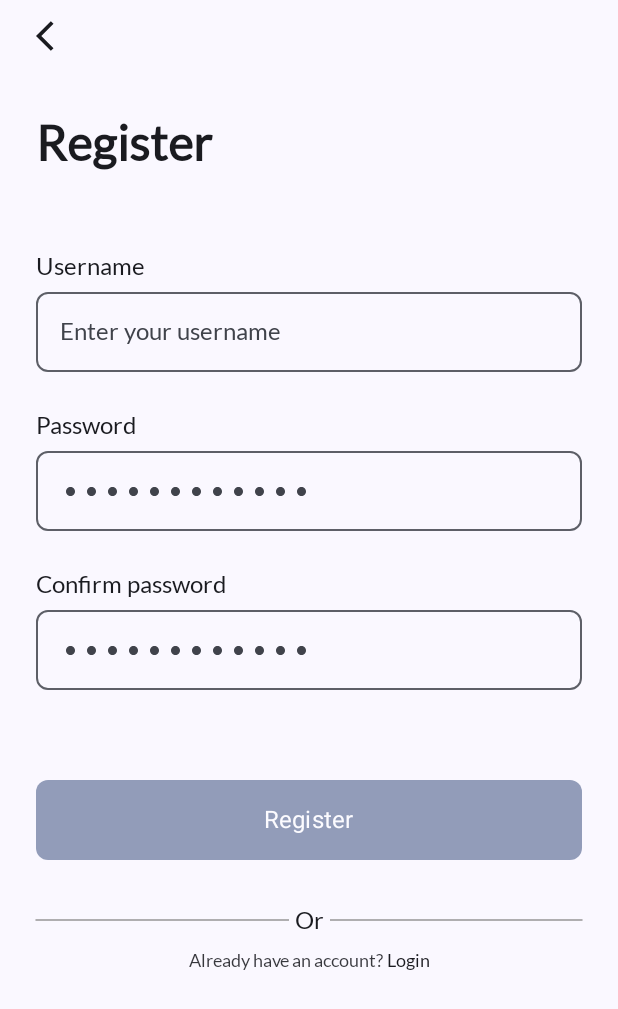
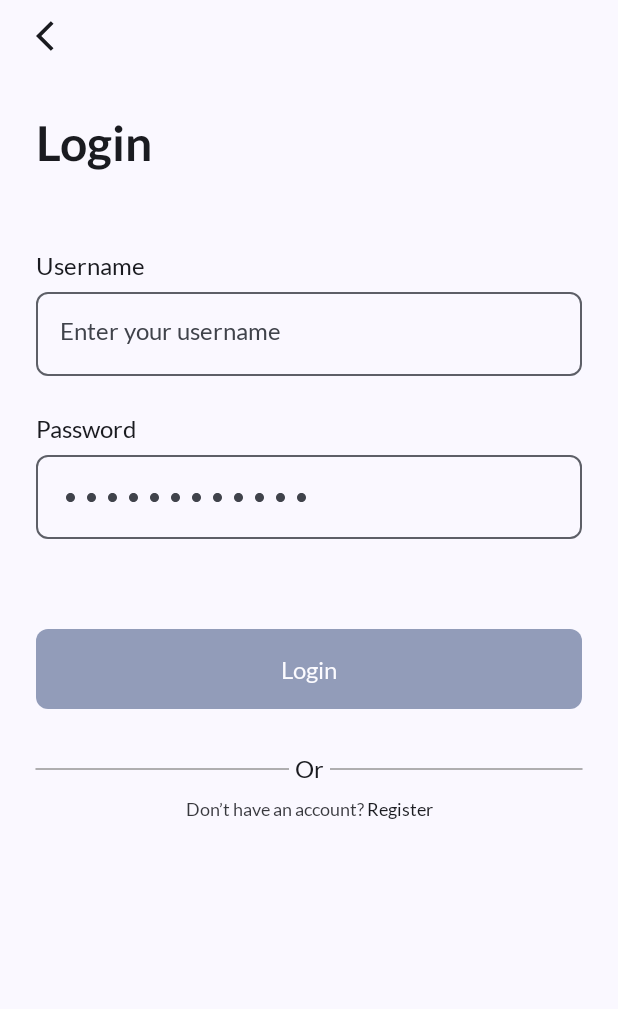
Before and after one commit to Android-Geeks/task-tracker, an Android app built with Jetpack Compose: the LoginScreen screen opened through its navigation route, on a phone screen of 412 x 824 dp. Shown: the top 1009 px of the screen. Run offline under Robolectric (Android 15) with nearby library versions, the phone set to English and light mode, and no system bars; our stand-ins replace Dagger/Hilt's generated code.

Commit message:
edit viewModel and uiState

```diff
--- a/app/src/main/java/com/example/tasktracker/ui/navigate/ToDoNav.kt
+++ b/app/src/main/java/com/example/tasktracker/ui/navigate/ToDoNav.kt
@@ -7,8 +7,8 @@ import androidx.compose.ui.Modifier
 import androidx.navigation.compose.NavHost
 import androidx.navigation.compose.composable
 import androidx.navigation.compose.rememberNavController
-import com.example.tasktracker.ui.screens.LoginScreen
-import com.example.tasktracker.ui.screens.RegisterScreen
+import com.example.tasktracker.ui.screens.login.LoginScreen
+import com.example.tasktracker.ui.screens.register.RegisterScreen
 import com.example.tasktracker.ui.screens.StartScreen
 import com.example.tasktracker.ui.screens.onboarding.OnBoardingScreen
 
--- a/app/src/main/java/com/example/tasktracker/ui/screens/RegisterScreen.kt
+++ b/app/src/main/java/com/example/tasktracker/ui/screens/login/LoginScreen.kt
@@ -1,21 +1,23 @@
-package com.example.tasktracker.ui.screens
+package com.example.tasktracker.ui.screens.login
 
+import androidx.compose.foundation.Canvas
 import androidx.compose.foundation.background
 import androidx.compose.foundation.clickable
 import androidx.compose.foundation.layout.Arrangement
 import androidx.compose.foundation.layout.Box
 import androidx.compose.foundation.layout.Column
 import androidx.compose.foundation.layout.Row
-import androidx.compose.foundation.layout.fillMaxHeight
 import androidx.compose.foundation.layout.fillMaxSize
 import androidx.compose.foundation.layout.fillMaxWidth
 import androidx.compose.foundation.layout.height
 import androidx.compose.foundation.layout.padding
+import androidx.compose.foundation.layout.size
 import androidx.compose.foundation.text.KeyboardActions
 import androidx.compose.foundation.text.KeyboardOptions
 import androidx.compose.material3.Button
 import androidx.compose.material3.ButtonDefaults
 import androidx.compose.material3.Icon
+import androidx.compose.material3.IconButton
 import androidx.compose.material3.MaterialTheme
 import androidx.compose.material3.OutlinedTextField
 import androidx.compose.material3.Text
@@ -25,10 +27,11 @@ import androidx.compose.runtime.getValue
 import androidx.compose.ui.Alignment
 import androidx.compose.ui.Modifier
 import androidx.compose.ui.draw.alpha
-import androidx.compose.ui.focus.FocusManager
+import androidx.compose.ui.geometry.Offset
+import androidx.compose.ui.graphics.Color
+import androidx.compose.ui.graphics.StrokeCap
 import androidx.compose.ui.platform.LocalFocusManager
 import androidx.compose.ui.res.painterResource
-import androidx.compose.ui.text.font.FontWeight
 import androidx.compose.ui.text.input.ImeAction
 import androidx.compose.ui.text.input.KeyboardType
 import androidx.compose.ui.text.input.PasswordVisualTransformation
@@ -38,43 +41,38 @@ import androidx.compose.ui.unit.dp
 import androidx.compose.ui.unit.sp
 import androidx.lifecycle.viewmodel.compose.viewModel
 import com.example.tasktracker.R
-import com.example.tasktracker.TodoViewModel
 
 @Composable
-fun RegisterScreen(
-    todoViewModel: TodoViewModel = viewModel(),
-    onLoginClicked: () -> Unit,
+fun LoginScreen(
+    loginViewModel: LoginViewModel = viewModel(),
+    onRegisterClicked: () -> Unit,
     onBackClick: () -> Unit
 ) {
+    val loginUiState by loginViewModel.loginUiState.collectAsState()
 
-    val todoUiState by todoViewModel.todoUiState.collectAsState()
-
-    RegisterLayout(
-        userName = todoUiState.userName,
-        password = todoUiState.password,
-        confirmedPassword = todoUiState.confirmedPassword,
-        registerButtonSwitch = todoUiState.registerButtonSwitch,
-        onRegisterClicked = { todoViewModel.onLoginClicked() },
-        onPasswordChange = { todoViewModel.onPasswordChange(it) },
-        onUserChange = { todoViewModel.onUsernameChange(it) },
-        onConfirmPassChange = { todoViewModel.onConfirmPassChange(it) },
-        onBackClick = onBackClick,
-        onLoginClicked = onLoginClicked
+    LoginLayout(
+        userName = loginUiState.userName,
+        password = loginUiState.password,
+        loginSwitch = loginUiState.loginSwitch,
+        onUserChange = { loginViewModel.onUsernameChange(it) },
+        onPasswordChange = { loginViewModel.onPasswordChange(it) },
+        onLoginClicked = { loginViewModel.onLoginClicked() },
+        onRegisterClicked = onRegisterClicked,
+        onBackClick = onBackClick
     )
 }
 
 @Composable
-fun RegisterLayout(
+fun LoginLayout(
     userName: String,
     password: String,
-    confirmedPassword: String,
-    registerButtonSwitch: Boolean,
-    onRegisterClicked: () -> Unit,
+    loginSwitch: Boolean,
+    onLoginClicked: () -> Unit,
     onPasswordChange: (String) -> Unit,
     onUserChange: (String) -> Unit,
-    onConfirmPassChange: (String) -> Unit,
-    onBackClick: () -> Unit,
-    onLoginClicked: () -> Unit
+    onRegisterClicked: () -> Unit,
+    onBackClick: () -> Unit
+
 ) {
     val focusManager = LocalFocusManager.current
 
@@ -85,37 +83,40 @@ fun RegisterLayout(
         verticalArrangement = Arrangement.Top,
         horizontalAlignment = Alignment.Start
     ) {
-
-        Icon(
-            painter = painterResource(id = R.drawable.baseline_arrow_back_ios_24),
+        IconButton(
+            onClick =  onBackClick,
             modifier = Modifier
                 .padding(top = 12.dp, bottom = 40.dp)
-                .clickable(onClick = onBackClick),
-            contentDescription = "arrow back"
-        )
+                .size(24.dp)
+        ){
+            Icon(
+                painter = painterResource(id = R.drawable.baseline_arrow_back_ios_24),
+                modifier = Modifier.fillMaxSize(),
+                contentDescription = "arrow back"
+            )
+        }
         Text(
-            text = "Register",
-            fontSize = 32.sp,
-            fontWeight = FontWeight.Bold
+            text = "Login",
+            style = MaterialTheme.typography.displayMedium
         )
         Text(
             modifier = Modifier.padding(top = 53.dp, bottom = 8.dp),
             text = "Username",
-            fontSize = 16.sp
+            style = MaterialTheme.typography.bodySmall
         )
         OutlinedTextField(
             value = userName,
             onValueChange = onUserChange,
             modifier = Modifier
                 .fillMaxWidth()
-                .height(53.dp),
+                .height(56.dp),
             singleLine = true,
             shape = MaterialTheme.shapes.small,
             placeholder = {
                 Text(
-                    modifier = Modifier.fillMaxHeight(),
+                    modifier = Modifier.fillMaxSize(),
                     text = "Enter your username",
-                    fontSize = 16.sp
+                    style = MaterialTheme.typography.bodySmall
                 )
             },
             keyboardOptions = KeyboardOptions.Default.copy(
@@ -127,47 +128,59 @@ fun RegisterLayout(
                 }
             )
         )
-// ----------------------------------------Password----------------------------------------------
         Text(
             modifier = Modifier.padding(top = 25.dp, bottom = 8.dp),
             text = "Password",
-            fontSize = 16.sp
+            style = MaterialTheme.typography.bodySmall
         )
-        PasswordTemplate(
+        OutlinedTextField(
             value = password,
             onValueChange = onPasswordChange,
-            focusManager = focusManager
+            modifier = Modifier
+                .fillMaxWidth()
+                .height(56.dp),
+            singleLine = true,
+            shape = MaterialTheme.shapes.small,
+            placeholder = {
+                Row {
+                    repeat(12) {
+                        Icon(
+                            painter = painterResource(id = R.drawable.dot),
+                            contentDescription = null,
+                            Modifier.padding(4.dp),
+                        )
+                    }
+                }
+            },
+            visualTransformation = PasswordVisualTransformation(),
+
+            keyboardOptions = KeyboardOptions.Default.copy(
+                imeAction = ImeAction.Done,
+                keyboardType = KeyboardType.Password
+            ),
+            keyboardActions = KeyboardActions(
+                onDone = {
+                    focusManager.clearFocus()
+                }
+            )
         )
-//-------------------------------------Confirm password------------------------------------------
-        Text(
-            modifier = Modifier.padding(top = 25.dp, bottom = 8.dp),
-            text = "Confirm password",
-            fontSize = 16.sp
-        )
-        PasswordTemplate(
-            value = confirmedPassword,
-            onValueChange = onConfirmPassChange,
-            focusManager = focusManager
-        )
-//----------------------------------------Register Button---------------------------------------------
         Button(
-            onClick = onRegisterClicked,
+            onClick = onLoginClicked,
             shape = MaterialTheme.shapes.small,
             modifier = Modifier
                 .padding(top = 60.dp, bottom = 30.dp)
                 .fillMaxWidth()
                 .height(53.dp)
-                .alpha(if (registerButtonSwitch) 1f else .5f),
-            enabled = registerButtonSwitch,
+                .alpha(if (loginSwitch) 1f else .5f),
+            enabled = loginSwitch,
             colors = ButtonDefaults.buttonColors(
                 disabledContainerColor = MaterialTheme.colorScheme.primary,
                 disabledContentColor = MaterialTheme.colorScheme.onPrimary
             )
         ) {
             Text(
-                text = "Register",
-                fontSize = 16.sp,
-                fontWeight = FontWeight.Normal
+                text = "Login",
+                style = MaterialTheme.typography.bodySmall
             )
         }
 
@@ -194,62 +207,45 @@ fun RegisterLayout(
         ) {
             Text(
                 modifier = Modifier.alpha(.87f),
-                text = "Already have an account? ",
+                text = "Don’t have an account? ",
                 fontSize = 12.sp
             )
             Text(
-                modifier = Modifier.clickable(onClick = onLoginClicked),
-                text = "Login",
+                modifier = Modifier.clickable(onClick = onRegisterClicked),
+                text = "Register",
                 fontSize = 12.sp
             )
         }
     }
 }
 
+@Composable
+fun DrawLine() {
+    // Draw a line using Canvas
+    Canvas(
+        modifier = Modifier.fillMaxWidth()
+    ) {
+        val startX = 0f
+        val startY = 0f
+        val endX = size.width
+        val endY = 0f
 
-@Composable
-fun PasswordTemplate(
-    value: String,
-    onValueChange: (String) -> Unit,
-    focusManager: FocusManager
-) {
-    OutlinedTextField(
-        value = value,
-        onValueChange = onValueChange,
-        modifier = Modifier
-            .fillMaxWidth()
-            .height(53.dp),
-        singleLine = true,
-        shape = MaterialTheme.shapes.small,
-        placeholder = {
-            Row {
-                repeat(12) {
-                    Icon(
-                        painter = painterResource(id = R.drawable.dot),
-                        contentDescription = null,
-                        Modifier.padding(4.dp),
-                    )
-                }
-            }
-        },
-        visualTransformation = PasswordVisualTransformation(),
-        keyboardOptions = KeyboardOptions.Default.copy(
-            imeAction = ImeAction.Done,
-            keyboardType = KeyboardType.Password
-        ),
-        keyboardActions = KeyboardActions(
-            onDone = {
-                focusManager.clearFocus()
-            }
+        // Draw a line from (startX, startY) to (endX, endY)
+        drawLine(
+            color = Color(0xff979797),
+            start = Offset(startX, startY),
+            end = Offset((endX), endY),
+            strokeWidth = 1.dp.toPx(),
+            cap = StrokeCap.Round
         )
-    )
+    }
 }
 
 @Preview(showSystemUi = true)
 @Composable
-fun RegisterScreenPreview() {
-    val todoViewModel: TodoViewModel = viewModel()
-    RegisterScreen(
-        todoViewModel, {}, {}
+fun LoginScreenPreview() {
+    val loginViewModel: LoginViewModel = viewModel()
+    LoginScreen(
+        loginViewModel, {}, {}
     )
 }
--- /dev/null
+++ b/app/src/main/java/com/example/tasktracker/ui/screens/login/LoginUiState.kt
@@ -0,0 +1,7 @@
+package com.example.tasktracker.ui.screens.login
+
+data class LoginUiState(
+    var userName : String = "",
+    var password : String = "",
+    var loginSwitch : Boolean = false,
+)
--- /dev/null
+++ b/app/src/main/java/com/example/tasktracker/ui/screens/login/LoginViewModel.kt
@@ -0,0 +1,36 @@
+package com.example.tasktracker.ui.screens.login
+
+
+import androidx.lifecycle.ViewModel
+import kotlinx.coroutines.flow.MutableStateFlow
+import kotlinx.coroutines.flow.StateFlow
+import kotlinx.coroutines.flow.asStateFlow
+import kotlinx.coroutines.flow.update
+
+class LoginViewModel : ViewModel() {
+
+    private val _loginUiState = MutableStateFlow(LoginUiState())
+    val loginUiState: StateFlow<LoginUiState> = _loginUiState.asStateFlow()
+
+    fun onUsernameChange(name: String){
+        _loginUiState.update {
+            it.copy(
+                userName = name
+            )
+        }
+    }
+    fun onLoginClicked(){
+        //TODO
+    }
+
+    fun onPasswordChange(password : String){
+        _loginUiState.update {
+            it.copy(
+                password = password,
+                loginSwitch = true
+
+            )
+        }
+    }
+
+}
--- a/app/src/main/java/com/example/tasktracker/data/TodoUiState.kt
+++ b/app/src/main/java/com/example/tasktracker/ui/screens/register/RegisterUiState.kt
@@ -1,10 +1,8 @@
-package com.example.tasktracker.data
+package com.example.tasktracker.ui.screens.register
 
-
-data class TodoUiState(
+data class RegisterUiState(
     var userName : String = "",
     var password : String = "",
     var confirmedPassword : String = "",
-    var loginSwitch : Boolean = false,
     var registerButtonSwitch : Boolean = false
 )
```
Also changed, not shown: app/src/main/java/com/example/tasktracker/ui/screens/register/RegisterScreen.kt (renamed from app/src/main/java/com/example/tasktracker/ui/screens/LoginScreen.kt, +106 -101 lines), app/src/main/java/com/example/tasktracker/ui/screens/register/RegisterViewModel.kt (renamed from app/src/main/java/com/example/tasktracker/TodoViewModel.kt, +9 -14 lines).
